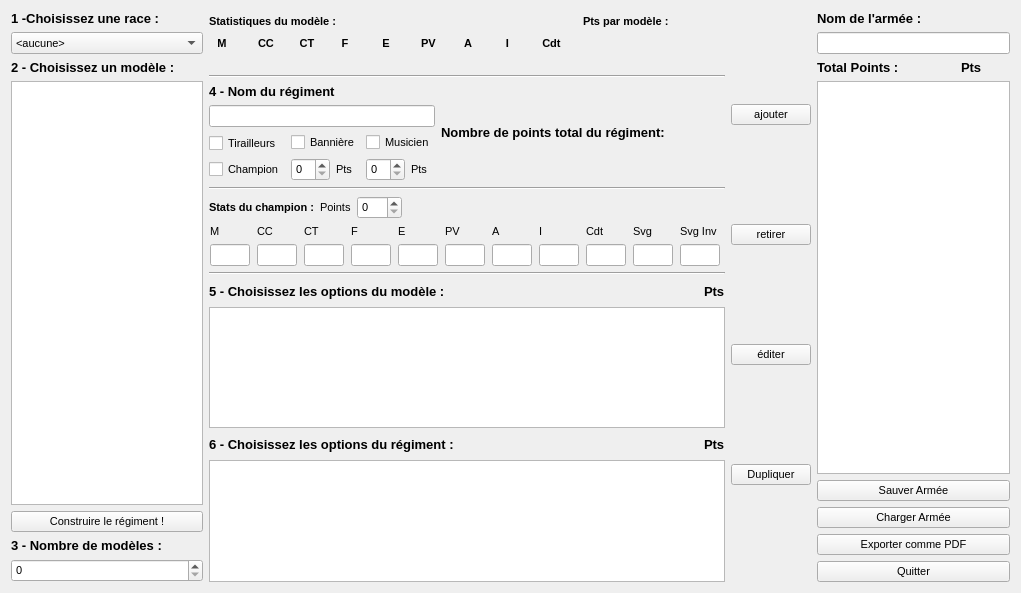
kaosphere/Warhole, file warhole/armywindow.ui: the form before one commit.
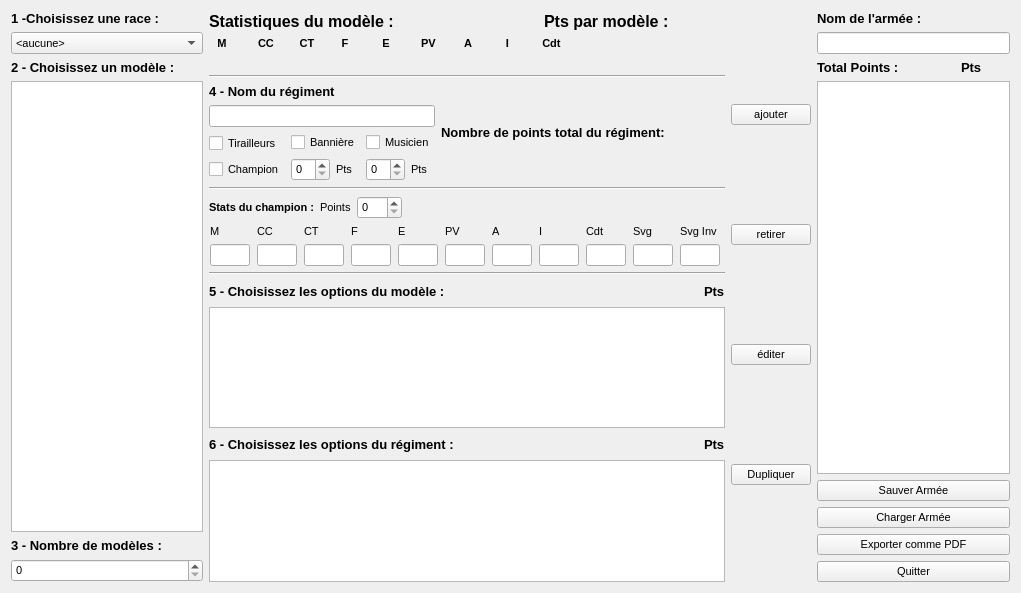
The form after the commit.

Commit message: Army and model window changes to allow crew in monster and warmachine

Patch:
```diff
--- a/warhole/armywindow.ui
+++ b/warhole/armywindow.ui
@@ -61,13 +61,6 @@
      <item>
       <widget class="QTreeView" name="treeViewExistingModels"/>
      </item>
-     <item>
-      <widget class="QPushButton" name="buildRegButton">
-       <property name="text">
-        <string>Construire le régiment !</string>
-       </property>
-      </widget>
-     </item>
      <item>
       <widget class="QLabel" name="label_18">
        <property name="font">
@@ -95,6 +88,7 @@
         <widget class="QLabel" name="label_49">
          <property name="font">
           <font>
+           <pointsize>12</pointsize>
            <weight>75</weight>
            <bold>true</bold>
           </font>
@@ -114,8 +108,10 @@
          </property>
          <property name="font">
           <font>
+           <pointsize>12</pointsize>
            <weight>75</weight>
            <bold>true</bold>
+           <underline>false</underline>
           </font>
          </property>
          <property name="text">
@@ -140,6 +136,7 @@
         <widget class="QLabel" name="label_50">
          <property name="font">
           <font>
+           <pointsize>12</pointsize>
            <weight>75</weight>
            <bold>true</bold>
           </font>
```
Left out of the diff: 218 changed lines with no effect on the pictures. The commit also changes 4 other files.
